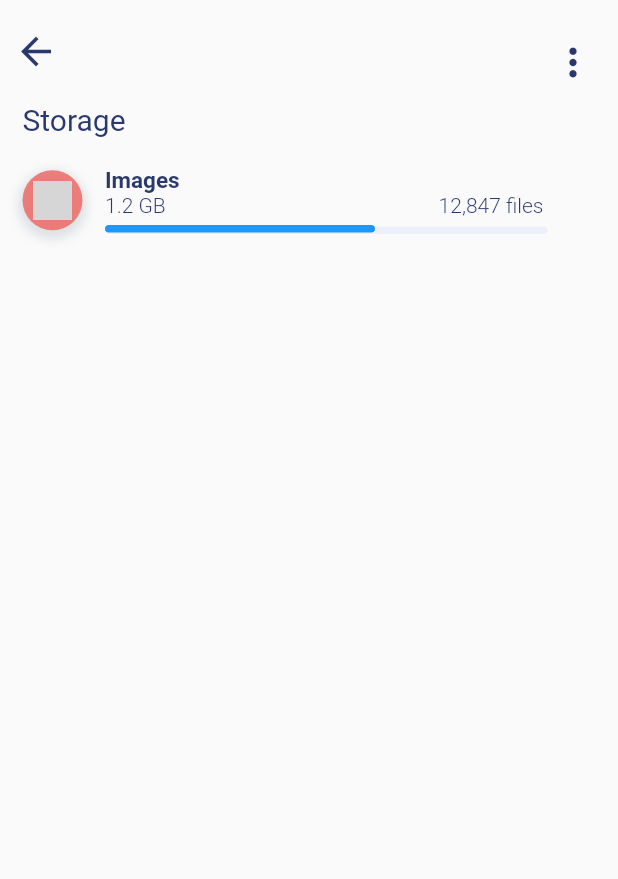
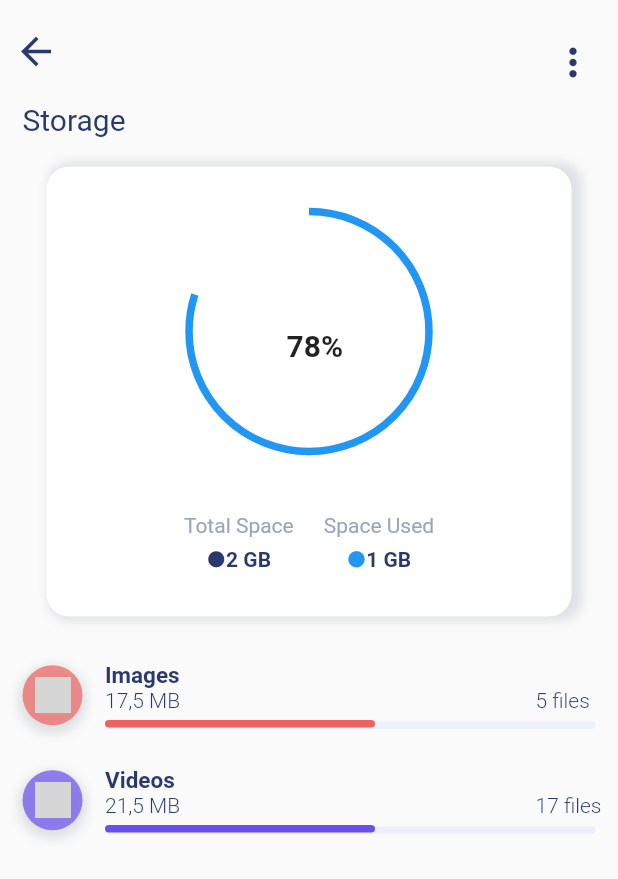
Before and after one commit to zuhrrl/ZulFileManager, a Flutter app: the StorageScreen screen opened directly, on a phone screen of 412 x 824 dp. Shown: the top 879 px of the screen. Run offline on Flutter 3.47's test engine with Material 2 defaults, Android fonts, the phone set to English and light mode, and no system bars; grey boxes are pictures that could not be loaded.

Commit message:
fix: storage screen

```diff
--- a/lib/component/item_storage_statistics.dart
+++ b/lib/component/item_storage_statistics.dart
@@ -5,8 +5,18 @@ import 'package:zul_file_manager/constant/app_constant.dart';
 class ItemStorageStatistics extends StatelessWidget {
   final String assets;
   final Color backgroundIconColor;
+  final String totalFiles;
+  final String totalSize;
+  final String titleItem;
+  final Color progressBarColor;
   const ItemStorageStatistics(
-      {Key? key, required this.assets, required this.backgroundIconColor})
+      {Key? key,
+      required this.titleItem,
+      required this.assets,
+      required this.backgroundIconColor,
+      required this.totalFiles,
+      required this.totalSize,
+      required this.progressBarColor})
       : super(key: key);
 
   @override
@@ -20,7 +30,7 @@ class ItemStorageStatistics extends StatelessWidget {
             width: circleFavoriteCardIcon,
             height: circleFavoriteCardIcon,
             decoration: BoxDecoration(
-                color: backgroundIconColor.withOpacity(0.8),
+                color: backgroundIconColor.withOpacity(0.7),
                 shape: BoxShape.circle,
                 boxShadow: [
                   BoxShadow(
@@ -31,7 +41,7 @@ class ItemStorageStatistics extends StatelessWidget {
                   )
                 ]),
             child: Padding(
-              padding: EdgeInsets.all(7),
+              padding: EdgeInsets.all(8),
               child: Image.asset(
                 assets,
                 height: 10,
@@ -46,7 +56,7 @@ class ItemStorageStatistics extends StatelessWidget {
               Padding(
                 padding: EdgeInsets.only(left: 15),
                 child: Text(
-                  'Images',
+                  titleItem,
                   style: TextStyle(
                       color: textColor,
                       fontSize: 15,
@@ -58,7 +68,7 @@ class ItemStorageStatistics extends StatelessWidget {
                   Padding(
                     padding: EdgeInsets.only(left: 15),
                     child: Text(
-                      '1.2 GB',
+                      totalSize,
                       style: TextStyle(
                           color: textColor,
                           fontSize: 14,
@@ -66,10 +76,10 @@ class ItemStorageStatistics extends StatelessWidget {
                     ),
                   ),
                   SizedBox(
-                    width: 182,
+                    width: MediaQuery.of(context).size.width - 175,
                   ),
                   Text(
-                    '12,847 files',
+                    totalFiles,
                     style: TextStyle(
                         color: textColor,
                         fontSize: 14,
@@ -77,7 +87,9 @@ class ItemStorageStatistics extends StatelessWidget {
                   )
                 ],
               ),
-              ProgressBar()
+              ProgressBar(
+                progressbarColor: progressBarColor,
+              )
             ],
           )
         ],
--- /dev/null
+++ b/lib/component/item_total_space.dart
@@ -0,0 +1,45 @@
+import 'package:flutter/material.dart';
+import 'package:zul_file_manager/constant/app_constant.dart';
+
+class ItemTotalSpace extends StatelessWidget {
+  final String title;
+  final String description;
+  final Color colorIcon;
+
+  const ItemTotalSpace(
+      {Key? key,
+      required this.title,
+      required this.description,
+      required this.colorIcon})
+      : super(key: key);
+
+  @override
+  Widget build(BuildContext context) {
+    return Column(
+      crossAxisAlignment: CrossAxisAlignment.center,
+      children: [
+        Text(
+          title,
+          style: TextStyle(color: hintColor),
+        ),
+        SizedBox(
+          height: 7,
+        ),
+        Row(
+          children: [
+            Icon(
+              Icons.circle,
+              color: colorIcon,
+              size: 13,
+            ),
+            Text(
+              description,
+              style: TextStyle(
+                  color: textColor, fontSize: 14, fontWeight: FontWeight.bold),
+            )
+          ],
+        )
+      ],
+    );
+  }
+}
--- a/lib/component/progress_bar.dart
+++ b/lib/component/progress_bar.dart
@@ -2,16 +2,20 @@ import 'package:flutter/material.dart';
 import 'package:zul_file_manager/constant/app_constant.dart';
 
 class ProgressBar extends StatelessWidget {
-  const ProgressBar({Key? key}) : super(key: key);
+  final Color progressbarColor;
+  const ProgressBar({Key? key, required this.progressbarColor})
+      : super(key: key);
 
   @override
   Widget build(BuildContext context) {
+    var widthProgress = MediaQuery.of(context).size.width - 85;
+
     return Stack(
       children: [
         Container(
           height: 5,
-          width: 295,
-          margin: EdgeInsets.only(left: 15, top: 6),
+          width: widthProgress,
+          margin: EdgeInsets.only(left: 15, top: 6, right: 15),
           padding: EdgeInsets.only(right: 15),
           decoration: BoxDecoration(
               color: backgroundProgressColor,
@@ -23,7 +27,8 @@ class ProgressBar extends StatelessWidget {
             margin: EdgeInsets.only(left: 15, top: 5),
             padding: EdgeInsets.only(right: 15),
             decoration: BoxDecoration(
-                color: Colors.blue, borderRadius: BorderRadius.circular(15)))
+                color: progressbarColor,
+                borderRadius: BorderRadius.circular(15)))
       ],
     );
   }
--- a/lib/component/top_menu.dart
+++ b/lib/component/top_menu.dart
@@ -4,14 +4,23 @@ import 'package:zul_file_manager/constant/app_constant.dart';
 class TopMenu extends StatelessWidget {
   final Widget iconLeft;
   final Widget iconRight;
-  const TopMenu({Key? key, required this.iconLeft, required this.iconRight})
+  final Function callback;
+  const TopMenu(
+      {Key? key,
+      required this.iconLeft,
+      required this.iconRight,
+      required this.callback})
       : super(key: key);
 
   @override
   Widget build(BuildContext context) {
     return Row(
       children: [
-        IconButton(onPressed: () {}, icon: iconLeft),
+        IconButton(
+            onPressed: () {
+              return callback();
+            },
+            icon: iconLeft),
         Spacer(),
         Padding(
           padding: EdgeInsets.only(right: 15, top: 15),
--- a/lib/constant/app_constant.dart
+++ b/lib/constant/app_constant.dart
@@ -17,3 +17,4 @@ const hintColor = Color(0xff9da4bf);
 const backgroundProgressColor = Color(0xffedf0fa);
 const orangeColor = Color(0xffdc8920);
 const redColor = Color(0xffed625e);
+const cyanColor = Color(0xff6a4fed);
--- a/lib/module/storage/view/storage_screen.dart
+++ b/lib/module/storage/view/storage_screen.dart
@@ -1,5 +1,6 @@
 import 'package:flutter/material.dart';
 import 'package:zul_file_manager/component/item_storage_statistics.dart';
+import 'package:zul_file_manager/component/item_total_space.dart';
 import 'package:zul_file_manager/component/title_text.dart';
 import 'package:zul_file_manager/component/top_menu.dart';
 import 'package:zul_file_manager/constant/app_constant.dart';
@@ -16,13 +17,17 @@ class _StorageScreenState extends State<StorageScreen> {
   Widget build(BuildContext context) {
     return Scaffold(
       body: SafeArea(
-          child: Column(
-        crossAxisAlignment: CrossAxisAlignment.start,
+          child: ListView(
+        shrinkWrap: true,
+        // crossAxisAlignment: CrossAxisAlignment.start,
         children: [
           SizedBox(
             height: 10,
           ),
           TopMenu(
+            callback: () {
+              return Navigator.pop(context);
+            },
             iconLeft: Icon(
               Icons.arrow_back,
               color: primaryColor,
@@ -35,8 +40,94 @@ class _StorageScreenState extends State<StorageScreen> {
             ),
           ),
           TitleText(title: 'Storage'),
+          Align(
+            alignment: Alignment.center,
+            child: Container(
+              width: 350,
+              height: 300,
+              margin: EdgeInsets.only(bottom: 10, top: 10),
+              decoration: BoxDecoration(
+                  color: Colors.white,
+                  boxShadow: [
+                    BoxShadow(
+                      offset: Offset(4, 0),
+                      color: shadowColor.withOpacity(0.3),
+                      spreadRadius: 3,
+                      blurRadius: 5,
+                    )
+                  ],
+                  borderRadius: BorderRadius.all(Radius.circular(15))),
+              child: Column(
+                mainAxisAlignment: MainAxisAlignment.center,
+                children: [
+                  SizedBox(
+                    height: 30,
+                  ),
+                  Stack(
+                    children: [
+                      Positioned(
+                          top: 78,
+                          left: 65,
+                          child: Text(
+                            '78%',
+                            style: TextStyle(
+                                fontSize: 20, fontWeight: FontWeight.bold),
+                          )),
+                      SizedBox(
+                        width: 160,
+                        height: 160,
+                        child: CircularProgressIndicator(
+                          value: 0.8,
+                          strokeWidth: 5,
+                        ),
+                      ),
+                    ],
+                  ),
+                  Spacer(),
+                  Row(
+                    mainAxisAlignment: MainAxisAlignment.center,
+                    children: [
+                      ItemTotalSpace(
+                        title: 'Total Space',
+                        description: '2 GB',
+                        colorIcon: primaryColor,
+                      ),
+                      SizedBox(
+                        width: 20,
+                      ),
+                      ItemTotalSpace(
+                        title: 'Space Used',
+                        description: '1 GB',
+                        colorIcon: Colors.blue,
+                      )
+                    ],
+                  ),
+                  SizedBox(
+                    height: 30,
+                  )
+                ],
+              ),
+            ),
+          ),
+          SizedBox(
+            height: 10,
+          ),
           ItemStorageStatistics(
-              assets: 'assets/icon/photo.png', backgroundIconColor: redColor)
+            titleItem: 'Images',
+            assets: 'assets/icon/photo.png',
+            backgroundIconColor: redColor,
+            totalFiles: '5 files',
+            totalSize: '17,5 MB',
+            progressBarColor: redColor,
+          ),
+          ItemStorageStatistics(
+            titleItem: 'Videos',
+            assets: 'assets/icon/icon_play_video.png',
+            backgroundIconColor: cyanColor,
+            totalFiles: '17 files',
+            totalSize: '21,5 MB',
+            progressBarColor: cyanColor,
+          ),
         ],
       )),
     );
--- a/pubspec.yaml
+++ b/pubspec.yaml
@@ -35,6 +35,7 @@ dependencies:
   # The following adds the Cupertino Icons font to your application.
   # Use with the CupertinoIcons class for iOS style icons.
   cupertino_icons: ^1.0.2
+  intl: ^0.18.0
 
 dev_dependencies:
   flutter_test:
```
Also changed, not shown: lib/component/card_recent_document.dart (+28 -43 lines), lib/component/item_recent_documents.dart (added, +49 -0 lines), lib/module/home/view/home.dart (+34 -4 lines), assets/icon/icon_play_video.png (added), pubspec.lock.
